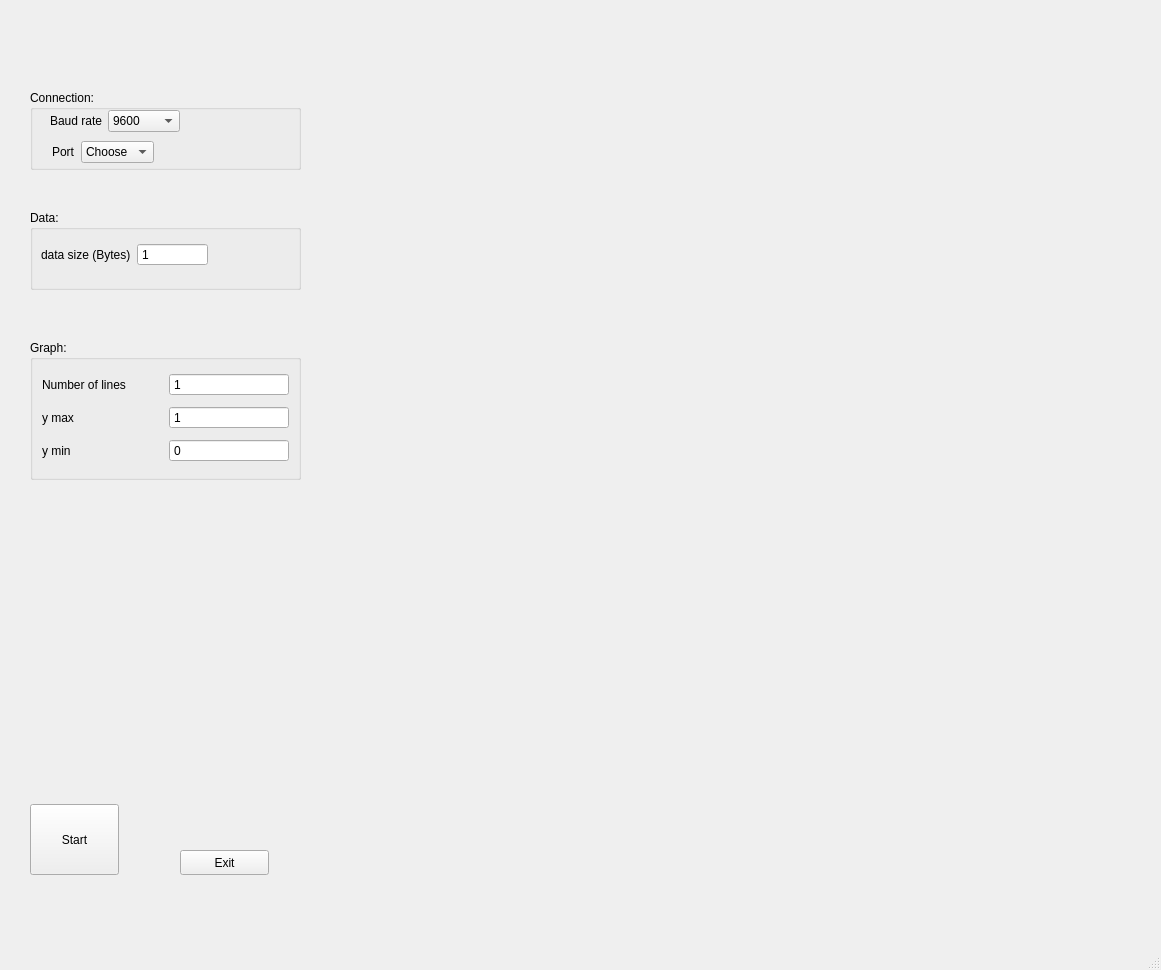
Above: oscilloscope_gui.ui from Guillaume-Duc-95/Oscilloscope before the change. Below: the same form after it.
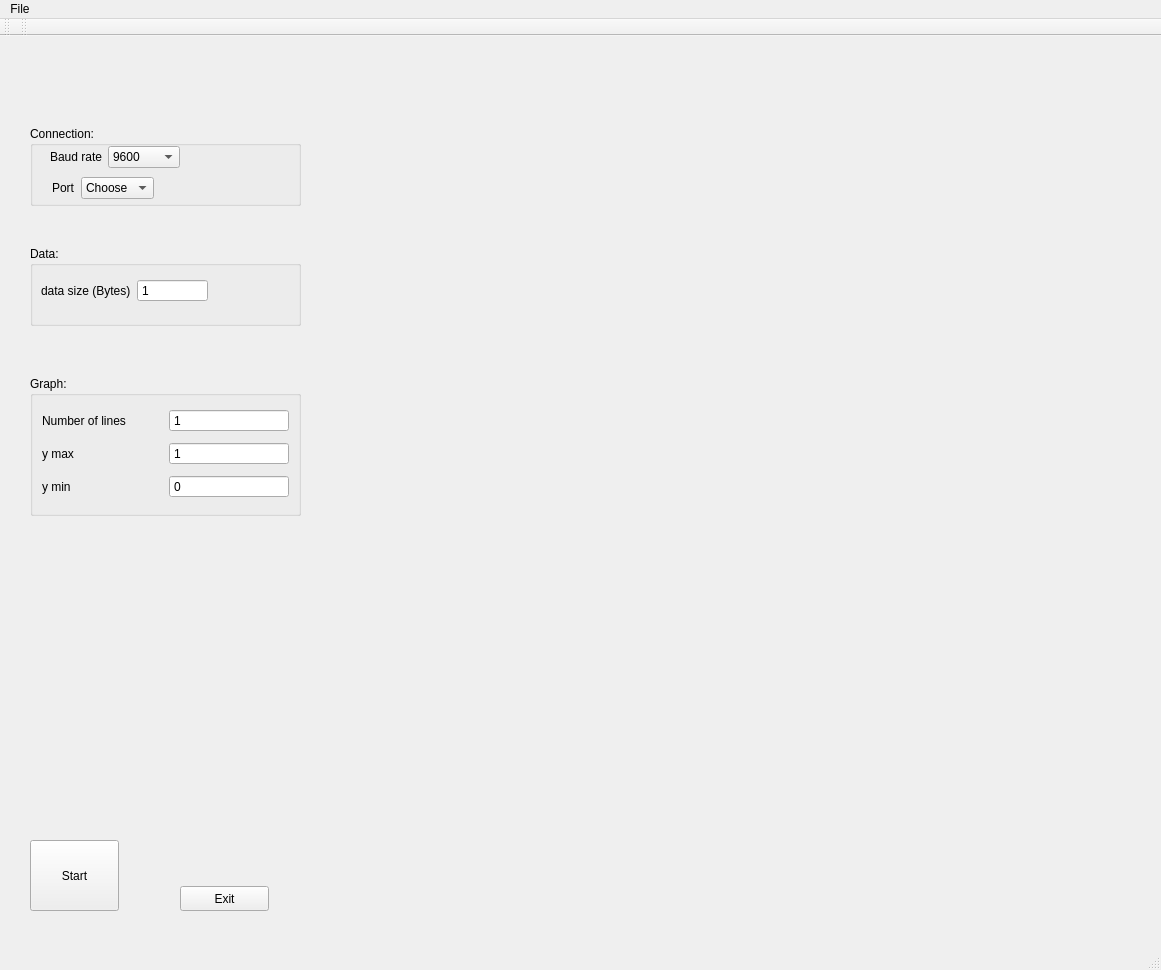
That is the form after the change.

Commit message: Add File menu to save and load configuration

```diff
--- a/oscilloscope_gui.ui
+++ b/oscilloscope_gui.ui
@@ -86,7 +86,7 @@
       </item>
      </layout>
     </widget>
-    <widget class="QWidget" name="">
+    <widget class="QWidget" name="layoutWidget">
      <property name="geometry">
       <rect>
        <x>22</x>
@@ -304,8 +304,51 @@
      <height>22</height>
     </rect>
    </property>
+   <widget class="QMenu" name="menuFile">
+    <property name="cursor">
+     <cursorShape>ArrowCursor</cursorShape>
+    </property>
+    <property name="title">
+     <string>File</string>
+    </property>
+    <addaction name="actionSave_config"/>
+    <addaction name="actionLoad_config"/>
+   </widget>
+   <addaction name="menuFile"/>
   </widget>
   <widget class="QStatusBar" name="statusbar"/>
+  <widget class="QToolBar" name="toolBar">
+   <property name="windowTitle">
+    <string>toolBar</string>
+   </property>
+   <attribute name="toolBarArea">
+    <enum>TopToolBarArea</enum>
+   </attribute>
+   <attribute name="toolBarBreak">
+    <bool>false</bool>
+   </attribute>
+  </widget>
+  <widget class="QToolBar" name="toolBar_2">
+   <property name="windowTitle">
+    <string>toolBar_2</string>
+   </property>
+   <attribute name="toolBarArea">
+    <enum>TopToolBarArea</enum>
+   </attribute>
+   <attribute name="toolBarBreak">
+    <bool>false</bool>
+   </attribute>
+  </widget>
+  <action name="actionSave_config">
+   <property name="text">
+    <string>Save config</string>
+   </property>
+  </action>
+  <action name="actionLoad_config">
+   <property name="text">
+    <string>Load config</string>
+   </property>
+  </action>
  </widget>
  <resources/>
  <connections>
```
The commit also changes 1 other file.
